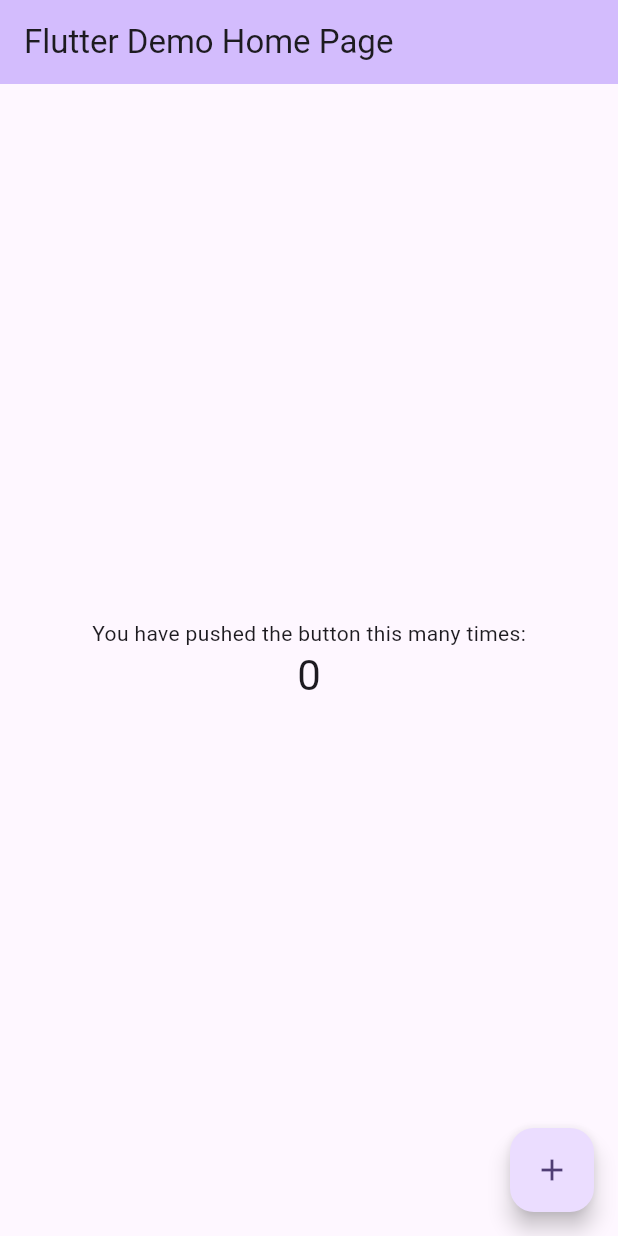
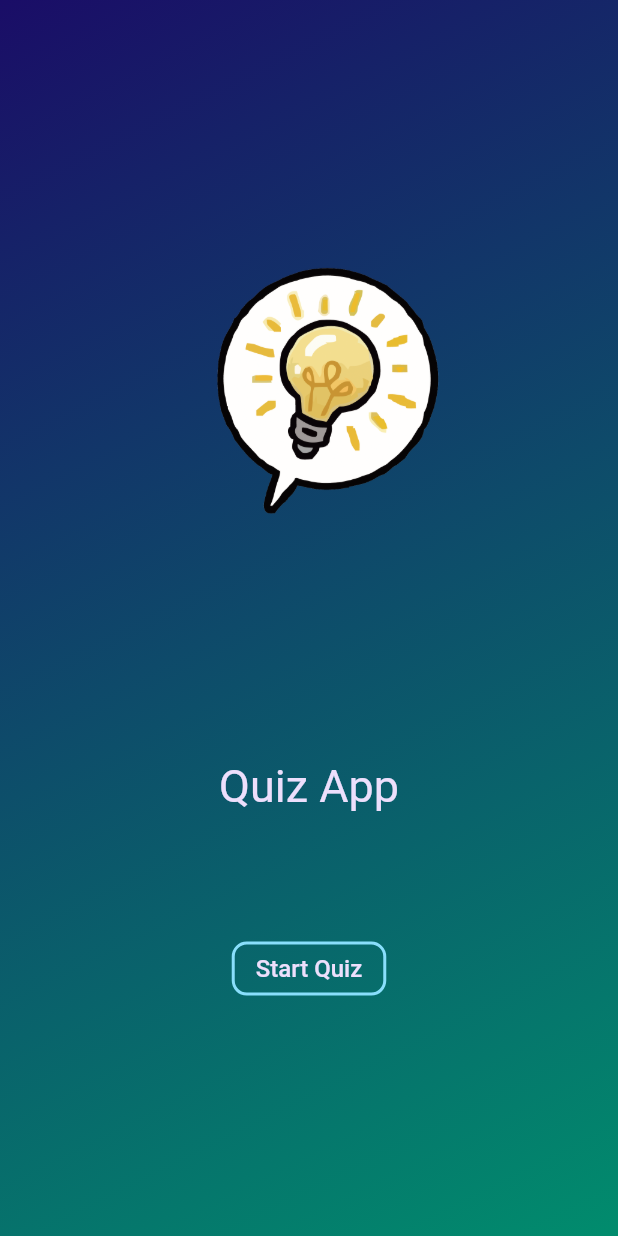
Before and after one commit to raianibnfaiz/flutter-quiz-app, a Flutter app: the screen it shows after launch, on a phone screen of 412 x 824 dp. Run offline on Flutter 3.47's test engine with Material 2 defaults, Android fonts, the phone set to English and light mode, and no system bars.

Commit message:
start screen page updated

```diff
--- a/lib/main.dart
+++ b/lib/main.dart
@@ -1,4 +1,5 @@
 import 'package:flutter/material.dart';
+import 'package:quizapp/start_screen.dart';
 
 void main() {
   runApp(const MyApp());
@@ -11,115 +12,18 @@ class MyApp extends StatelessWidget {
   @override
   Widget build(BuildContext context) {
     return MaterialApp(
-      title: 'Flutter Demo',
-      theme: ThemeData(
-        // This is the theme of your application.
-        //
-        // TRY THIS: Try running your application with "flutter run". You'll see
-        // the application has a blue toolbar. Then, without quitting the app,
-        // try changing the seedColor in the colorScheme below to Colors.green
-        // and then invoke "hot reload" (save your changes or press the "hot
-        // reload" button in a Flutter-supported IDE, or press "r" if you used
-        // the command line to start the app).
-        //
-        // Notice that the counter didn't reset back to zero; the application
-        // state is not lost during the reload. To reset the state, use hot
-        // restart instead.
-        //
-        // This works for code too, not just values: Most code changes can be
-        // tested with just a hot reload.
-        colorScheme: ColorScheme.fromSeed(seedColor: Colors.deepPurple),
-        useMaterial3: true,
+      debugShowCheckedModeBanner: false,
+      home:Scaffold(
+        body: Container(
+            decoration: const BoxDecoration(gradient: LinearGradient(
+                begin: Alignment.topLeft,
+                end: Alignment.bottomRight,
+                colors: [
+                  Color.fromARGB(255, 26, 13, 103),
+                  Color.fromARGB(255, 1, 140, 109 )])),
+            child: const StartScreen()),
       ),
-      home: const MyHomePage(title: 'Flutter Demo Home Page'),
+
     );
   }
 }
-
-class MyHomePage extends StatefulWidget {
-  const MyHomePage({super.key, required this.title});
-
-  // This widget is the home page of your application. It is stateful, meaning
-  // that it has a State object (defined below) that contains fields that affect
-  // how it looks.
-
-  // This class is the configuration for the state. It holds the values (in this
-  // case the title) provided by the parent (in this case the App widget) and
-  // used by the build method of the State. Fields in a Widget subclass are
-  // always marked "final".
-
-  final String title;
-
-  @override
-  State<MyHomePage> createState() => _MyHomePageState();
-}
-
-class _MyHomePageState extends State<MyHomePage> {
-  int _counter = 0;
-
-  void _incrementCounter() {
-    setState(() {
-      // This call to setState tells the Flutter framework that something has
-      // changed in this State, which causes it to rerun the build method below
-      // so that the display can reflect the updated values. If we changed
-      // _counter without calling setState(), then the build method would not be
-      // called again, and so nothing would appear to happen.
-      _counter++;
-    });
-  }
-
-  @override
-  Widget build(BuildContext context) {
-    // This method is rerun every time setState is called, for instance as done
-    // by the _incrementCounter method above.
-    //
-    // The Flutter framework has been optimized to make rerunning build methods
-    // fast, so that you can just rebuild anything that needs updating rather
-    // than having to individually change instances of widgets.
-    return Scaffold(
-      appBar: AppBar(
-        // TRY THIS: Try changing the color here to a specific color (to
-        // Colors.amber, perhaps?) and trigger a hot reload to see the AppBar
-        // change color while the other colors stay the same.
-        backgroundColor: Theme.of(context).colorScheme.inversePrimary,
-        // Here we take the value from the MyHomePage object that was created by
-        // the App.build method, and use it to set our appbar title.
-        title: Text(widget.title),
-      ),
-      body: Center(
-        // Center is a layout widget. It takes a single child and positions it
-        // in the middle of the parent.
-        child: Column(
-          // Column is also a layout widget. It takes a list of children and
-          // arranges them vertically. By default, it sizes itself to fit its
-          // children horizontally, and tries to be as tall as its parent.
-          //
-          // Column has various properties to control how it sizes itself and
-          // how it positions its children. Here we use mainAxisAlignment to
-          // center the children vertically; the main axis here is the vertical
-          // axis because Columns are vertical (the cross axis would be
-          // horizontal).
-          //
-          // TRY THIS: Invoke "debug painting" (choose the "Toggle Debug Paint"
-          // action in the IDE, or press "p" in the console), to see the
-          // wireframe for each widget.
-          mainAxisAlignment: MainAxisAlignment.center,
-          children: <Widget>[
-            const Text(
-              'You have pushed the button this many times:',
-            ),
-            Text(
-              '$_counter',
-              style: Theme.of(context).textTheme.headlineMedium,
-            ),
-          ],
-        ),
-      ),
-      floatingActionButton: FloatingActionButton(
-        onPressed: _incrementCounter,
-        tooltip: 'Increment',
-        child: const Icon(Icons.add),
-      ), // This trailing comma makes auto-formatting nicer for build methods.
-    );
-  }
-}
--- /dev/null
+++ b/lib/start_screen.dart
@@ -0,0 +1,30 @@
+import 'package:flutter/material.dart';
+
+class StartScreen extends StatelessWidget {
+  const StartScreen({super.key});
+
+  @override
+  Widget build(BuildContext context) {
+    return Center(
+        child: Column(mainAxisSize: MainAxisSize.min, children: [
+      Image.asset(
+        'assets/images/quiz-pic.png',
+        width: 300,
+      ),
+          SizedBox(height: 80),
+          Text("Quiz App",style: TextStyle(color: Color.fromARGB(255, 237, 223, 252),fontSize: 30)),
+          SizedBox(height: 80),
+          OutlinedButton(onPressed: () {},
+                style: OutlinedButton.styleFrom(
+                side: BorderSide(width: 2.0, color: Color.fromARGB(255, 137, 223, 252)),
+                shape: RoundedRectangleBorder(
+                  borderRadius: BorderRadius.circular(10.0),
+                ),
+              ),
+
+              child: Text("Start Quiz",style: TextStyle(color: Color.fromARGB(255, 237, 223, 252),fontSize: 16),
+              )
+          )
+    ],),);
+  }
+}
--- a/pubspec.yaml
+++ b/pubspec.yaml
@@ -59,9 +59,9 @@ flutter:
   uses-material-design: true
 
   # To add assets to your application, add an assets section, like this:
-  # assets:
-  #   - images/a_dot_burr.jpeg
-  #   - images/a_dot_ham.jpeg
+  assets:
+     - assets/images/quiz-logo.png
+     - assets/images/quiz-pic.png
 
   # An image asset can refer to one or more resolution-specific "variants", see
   # https://flutter.dev/assets-and-images/#resolution-aware
```
Also changed, not shown: assets/images/quiz-pic.png (added).
